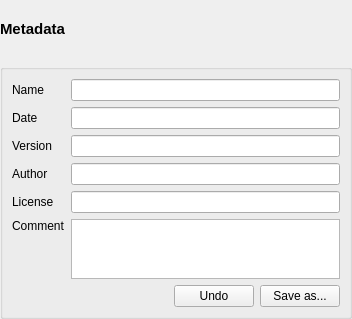
herlegon/hconvert, file ui/designer/ui_metadata_widget.ui: the form before one commit.
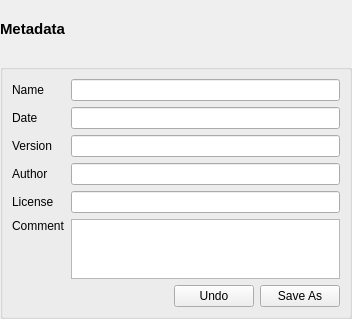
The form after the commit.

```diff
--- a/ui/designer/ui_metadata_widget.ui
+++ b/ui/designer/ui_metadata_widget.ui
@@ -187,7 +187,7 @@
         <item>
          <widget class="QPushButton" name="pushbutton_save_as">
           <property name="text">
-           <string>Save as...</string>
+           <string>Save As</string>
           </property>
          </widget>
         </item>
```
Left out of the diff: 4 changed lines with no effect on the pictures.
